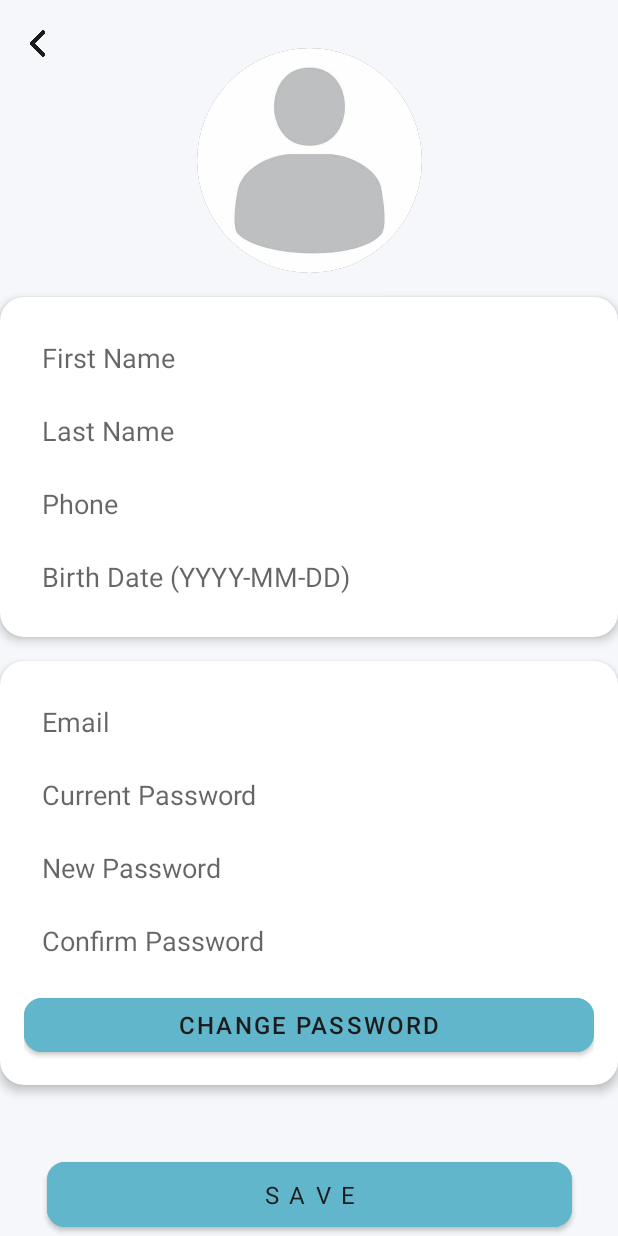
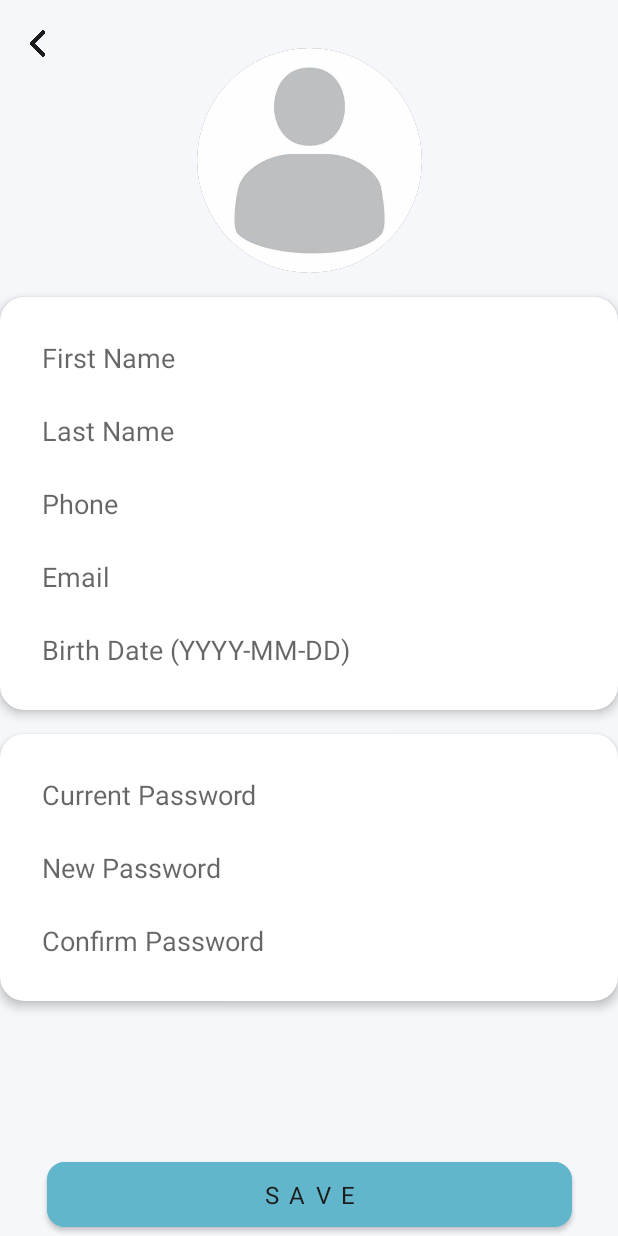
Before and after one commit to XXXDoriXXX/HotelMobileApp, an Android app: the EditProfileActivity screen opened directly, with no data from a screen before it, on a phone screen of 412 x 824 dp. Run offline under Robolectric (Android 15) with nearby library versions, the light colour scheme and no system bars; pictures from the network do not load; Roboto replaces fonts that are not available here.

Commit message:
working profile

```diff
--- a/app/src/main/java/com/example/hotelapp/Holder/apiHolder.kt
+++ b/app/src/main/java/com/example/hotelapp/Holder/apiHolder.kt
@@ -6,5 +6,6 @@ import java.io.IOException
 object apiHolder {
     // var BASE_URL: String = "http://10.0.2.2:8000"
  //    var BASE_URL: String = "  https://1e8f-217-196-163-126.ngrok-free.app"
-   var BASE_URL: String = "https://hotel-back-production-558e.up.railway.app"
+  // var BASE_URL: String = "https://hotel-back-production-558e.up.railway.app"
+    var BASE_URL: String = "http://192.168.1.101:8000"
 }
--- a/app/src/main/java/com/example/hotelapp/api/UserService.kt
+++ b/app/src/main/java/com/example/hotelapp/api/UserService.kt
@@ -1,6 +1,7 @@
 package com.example.hotelapp.api
 
 import com.example.hotelapp.classes.User
+import com.example.hotelapp.models.ChangeCredentialsRequest
 import com.example.hotelapp.models.ProfileRequest
 import com.google.gson.JsonObject
 import okhttp3.MultipartBody
@@ -13,11 +14,11 @@ import retrofit2.http.PUT
 import retrofit2.http.Part
 
 interface UserService {
-    @PUT("profile/")
-    fun updateUserProfile(
-        @Body request: ProfileRequest,
+    @PUT("profile/update/client")
+    fun updateCredentials(
+        @Body request: ChangeCredentialsRequest,
         @Header("Authorization") token: String
-    ): Call<Void>
+    ): Call<User>
     @Multipart
     @PUT("profile/change_avatar")
     fun changeAvatar(
--- a/app/src/main/java/com/example/hotelapp/classes/ItemsHotelAdapter.kt
+++ b/app/src/main/java/com/example/hotelapp/classes/ItemsHotelAdapter.kt
@@ -53,9 +53,8 @@ class ItemsHotelAdapter(
         Log.d("ItemsHotelAdapter", "Loading image: ${apiHolder.BASE_URL + imageUrl}")
 
         if (!imageUrl.isNullOrEmpty()) {
-            val fullAvatarUrl = "${apiHolder.BASE_URL}$imageUrl"
             Glide.with(holder.image.context)
-                .load(fullAvatarUrl)
+                .load(imageUrl)
                 .placeholder(R.drawable.default_image)
                 .error(R.drawable.default_image)
                 .into(holder.image)
--- a/app/src/main/res/layout/activity_edit_profile.xml
+++ b/app/src/main/res/layout/activity_edit_profile.xml
@@ -77,6 +77,15 @@
                 android:padding="12dp" />
 
             <EditText
+                android:id="@+id/edit_email"
+                android:layout_width="match_parent"
+                android:layout_height="wrap_content"
+                android:background="@null"
+                android:hint="Email"
+                android:inputType="textEmailAddress"
+                android:padding="12dp" />
+
+            <EditText
                 android:id="@+id/edit_birth_date"
                 android:layout_width="match_parent"
                 android:layout_height="wrap_content"
@@ -105,14 +114,7 @@
             android:layout_height="wrap_content"
             android:orientation="vertical"
             android:padding="16dp">
-            <EditText
-                android:id="@+id/edit_email"
-                android:layout_width="match_parent"
-                android:layout_height="wrap_content"
-                android:background="@null"
-                android:hint="Email"
-                android:inputType="textEmailAddress"
-                android:padding="12dp" />
+
             <EditText
                 android:id="@+id/edit_old_password"
                 android:layout_width="match_parent"
@@ -140,17 +142,6 @@
                 android:inputType="textPassword"
                 android:padding="12dp" />
 
-            <com.google.android.material.button.MaterialButton
-                android:id="@+id/btn_change_password"
-                android:layout_width="match_parent"
-                android:layout_height="wrap_content"
-                android:layout_marginTop="8dp"
-                android:backgroundTint="?attr/colorAccent"
-                android:text="Change Password"
-                android:textColor="?attr/colorOnPrimary"
-                android:textSize="16sp"
-                app:cornerRadius="12dp" />
-
         </LinearLayout>
     </androidx.cardview.widget.CardView>
 
--- a/app/src/main/res/xml/network_security_config.xml
+++ b/app/src/main/res/xml/network_security_config.xml
@@ -1,7 +1,6 @@
 <?xml version="1.0" encoding="utf-8"?>
 <network-security-config>
     <domain-config cleartextTrafficPermitted="true">
-        <domain includeSubdomains="true">10.0.2.2</domain>
-        <domain includeSubdomains="true">pastebin.com</domain>
+        <domain includeSubdomains="true">192.168.1.101</domain>
     </domain-config>
 </network-security-config>
```
Also changed, not shown: app/src/main/java/com/example/hotelapp/EditProfileActivity.kt (+23 -11 lines), app/src/main/java/com/example/hotelapp/ProfileFragment.kt (+23 -18 lines), app/src/main/java/com/example/hotelapp/classes/SessionManager.kt (+12 -7 lines), app/src/main/java/com/example/hotelapp/models/ChangeCredentialsRequest.kt (added, +12 -0 lines), app/src/main/java/com/example/hotelapp/repository/UserRepository.kt (+21 -16 lines).
